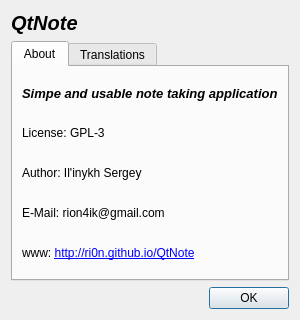
Above: libqtnote/aboutdlg.ui from Ri0n/QtNote before the change. Below: the same form after it.
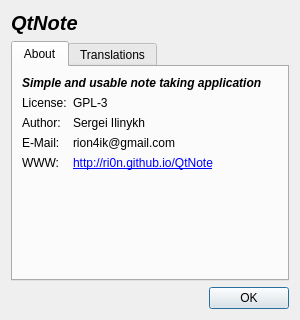
That is the form after the change. Icons and pictures are not drawn.

Diff of the .ui file:
```diff
--- a/libqtnote/aboutdlg.ui
+++ b/libqtnote/aboutdlg.ui
@@ -7,7 +7,7 @@
     <x>0</x>
     <y>0</y>
     <width>367</width>
-    <height>236</height>
+    <height>263</height>
    </rect>
   </property>
   <property name="windowTitle">
@@ -82,57 +82,35 @@
         <widget class="QLabel" name="label_2">
          <property name="font">
           <font>
-           <pointsize>10</pointsize>
-           <weight>75</weight>
            <italic>true</italic>
            <bold>true</bold>
           </font>
          </property>
          <property name="text">
-          <string>Simpe and usable note taking application</string>
+          <string>Simple and usable note taking application</string>
          </property>
         </widget>
        </item>
        <item>
+        <layout class="QFormLayout" name="formLayout">
+         <item row="0" column="0">
         <widget class="QLabel" name="label_4">
-         <property name="font">
-          <font>
-           <pointsize>9</pointsize>
-          </font>
-         </property>
          <property name="text">
-          <string>License: GPL-3</string>
+            <string>License:</string>
          </property>
         </widget>
        </item>
-       <item>
-        <widget class="QLabel" name="label_3">
-         <property name="font">
-          <font>
-           <pointsize>9</pointsize>
-          </font>
-         </property>
-         <property name="text">
-          <string>Author: Il'inykh Sergey</string>
-         </property>
-        </widget>
-       </item>
-       <item>
+         <item row="2" column="0">
         <widget class="QLabel" name="label_5">
-         <property name="font">
-          <font>
-           <pointsize>9</pointsize>
-          </font>
-         </property>
          <property name="text">
-          <string notr="true">E-Mail: rion4ik@gmail.com</string>
+            <string notr="true">E-Mail:</string>
          </property>
         </widget>
        </item>
-       <item>
+         <item row="3" column="0">
         <widget class="QLabel" name="label_6">
          <property name="text">
-          <string notr="true">www: &lt;a href=&quot;http://ri0n.github.io/QtNote&quot;&gt;http://ri0n.github.io/QtNote&lt;/a&gt;</string>
+            <string notr="true">WWW:</string>
          </property>
          <property name="openExternalLinks">
           <bool>true</bool>
@@ -142,6 +120,56 @@
          </property>
         </widget>
        </item>
+         <item row="0" column="1">
+          <widget class="QLabel" name="label_7">
+           <property name="text">
+            <string notr="true">GPL-3</string>
+           </property>
+          </widget>
+         </item>
+         <item row="1" column="1">
+          <widget class="QLabel" name="label_8">
+           <property name="text">
+            <string>Sergei Ilinykh</string>
+           </property>
+          </widget>
+         </item>
+         <item row="2" column="1">
+          <widget class="QLabel" name="label_9">
+           <property name="text">
+            <string notr="true">rion4ik@gmail.com</string>
+           </property>
+          </widget>
+         </item>
+         <item row="3" column="1">
+          <widget class="QLabel" name="label_10">
+           <property name="text">
+            <string notr="true">&lt;a href=&quot;http://ri0n.github.io/QtNote&quot;&gt;http://ri0n.github.io/QtNote&lt;/a&gt;</string>
+           </property>
+          </widget>
+         </item>
+         <item row="1" column="0">
+          <widget class="QLabel" name="label_3">
+           <property name="text">
+            <string>Author:</string>
+           </property>
+          </widget>
+         </item>
+        </layout>
+       </item>
+       <item>
+        <spacer name="verticalSpacer">
+         <property name="orientation">
+          <enum>Qt::Vertical</enum>
+         </property>
+         <property name="sizeHint" stdset="0">
+          <size>
+           <width>20</width>
+           <height>40</height>
+          </size>
+         </property>
+        </spacer>
+       </item>
       </layout>
      </widget>
      <widget class="QWidget" name="tab2">
```
Left out of the diff: 10 changed lines with no effect on the pictures. Lines whose indentation alone changed are shown as unchanged.
